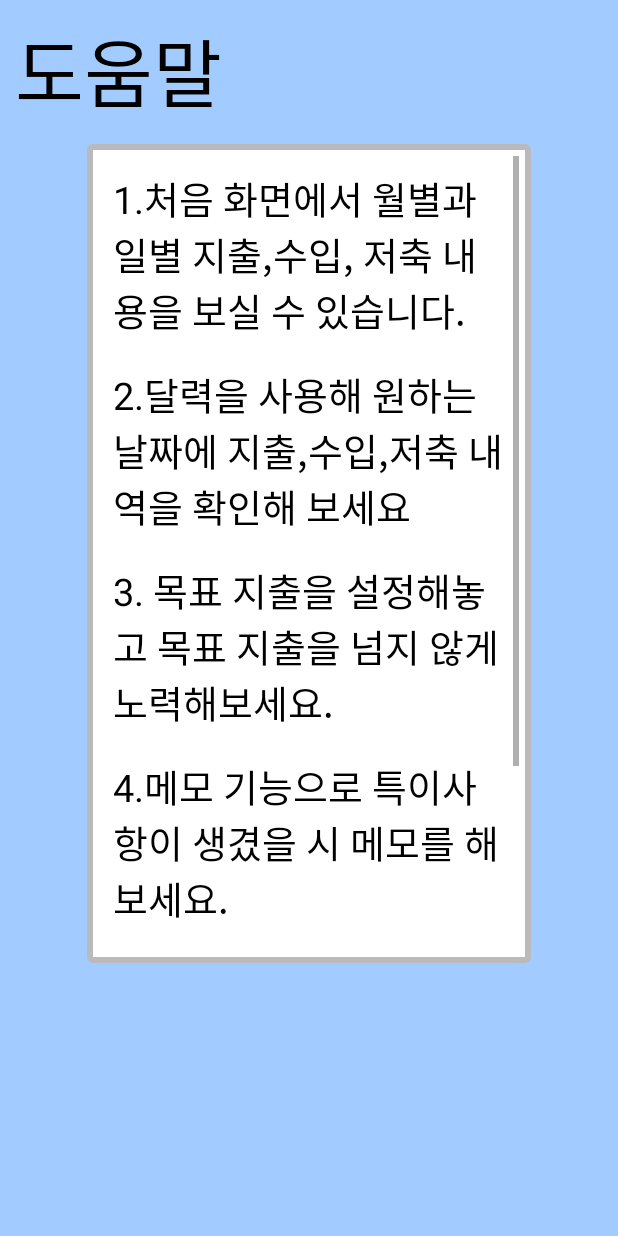
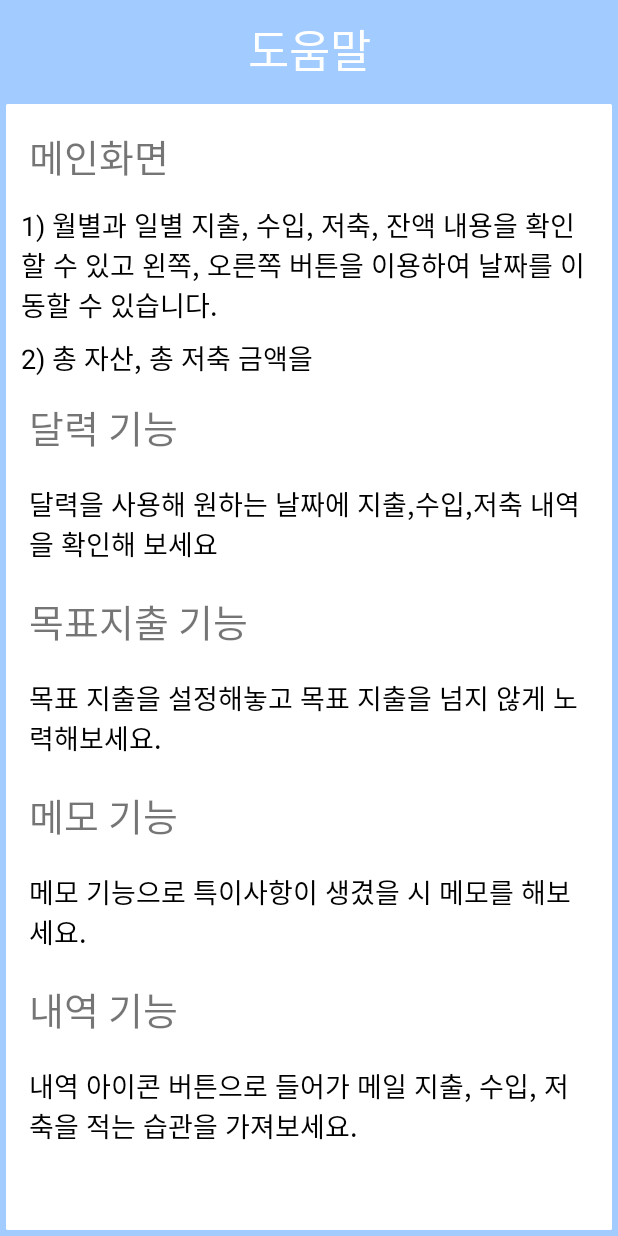
Before and after one commit to tmdngk0314/BlueAccountBook, an Android app: the Information screen opened directly, with no data from a screen before it, on a phone screen of 412 x 824 dp. Run offline under Robolectric (Android 15) with nearby library versions, the light colour scheme and no system bars.

Commit message:
도움말 디자인 수정중

```diff
--- a/app/src/main/res/layout/information.xml
+++ b/app/src/main/res/layout/information.xml
@@ -4,16 +4,17 @@
     android:layout_height="match_parent"
     android:background="#A2CCFF">
     <TextView
-        android:layout_width="wrap_content"
+        android:layout_width="match_parent"
         android:layout_height="wrap_content"
-        android:textColor="#000000"
+        android:textColor="#FFFFFF"
         android:text="도움말"
-        android:textSize="50dp"
+        android:textSize="30dp"
+        android:gravity="center"
         android:layout_margin="10dp"/>
     <LinearLayout
-        android:layout_width="300dp"
-        android:layout_height="550dp"
-        android:background="@drawable/bold2_layout"
+        android:layout_width="match_parent"
+        android:layout_height="match_parent"
+        android:background="@drawable/border_sky"
         android:layout_gravity="center"
         android:padding="10dp">
         <ScrollView
@@ -25,38 +26,75 @@
                 android:layout_height="fill_parent"
                 android:orientation="vertical">
                 <TextView
+                    android:layout_width="match_parent"
+                    android:layout_height="wrap_content"
+                    android:text="메인화면"
+                    android:textSize="25dp"
+                    android:layout_margin="9dp"/>
+                <TextView
                     android:layout_width="wrap_content"
                     android:layout_height="wrap_content"
-                    android:text="1.처음 화면에서 월별과 일별 지출,수입, 저축 내용을 보실 수 있습니다."
+                    android:text="1) 월별과 일별 지출, 수입, 저축, 잔액 내용을 확인할 수 있고 왼쪽, 오른쪽 버튼을 이용하여 날짜를 이동할 수 있습니다."
+                    android:textSize="18dp"
+                    android:layout_margin="4dp"
+                    android:textColor="#000000"/>
+                <TextView
+                    android:layout_width="wrap_content"
+                    android:layout_height="wrap_content"
+                    android:text="2) 총 자산, 총 저축 금액을 "
+                    android:textSize="18dp"
+                    android:layout_margin="4dp"
+                    android:textColor="#000000"/>
+                <TextView
+                    android:layout_width="match_parent"
+                    android:layout_height="wrap_content"
+                    android:text="달력 기능"
                     android:textSize="25dp"
+                    android:layout_margin="9dp"/>
+                <TextView
+                    android:layout_width="wrap_content"
+                    android:layout_height="wrap_content"
+                    android:text="달력을 사용해 원하는 날짜에 지출,수입,저축 내역을 확인해 보세요"
+                    android:textSize="18dp"
+                    android:layout_margin="9dp"
+                    android:textColor="#000000"/>
+                <TextView
+                    android:layout_width="match_parent"
+                    android:layout_height="wrap_content"
+                    android:text="목표지출 기능"
+                    android:textSize="25dp"
+                    android:layout_margin="9dp"/>
+                <TextView
+                    android:layout_width="wrap_content"
+                    android:layout_height="wrap_content"
+                    android:text="목표 지출을 설정해놓고 목표 지출을 넘지 않게 노력해보세요."
+                    android:textSize="18dp"
+                    android:layout_margin="9dp"
+                    android:textColor="#000000"/>
+                <TextView
+                    android:layout_width="match_parent"
+                    android:layout_height="wrap_content"
+                    android:text="메모 기능"
+                    android:textSize="25dp"
+                    android:layout_margin="9dp"/>
+                <TextView
+                    android:layout_width="wrap_content"
+                    android:layout_height="wrap_content"
+                    android:text="메모 기능으로 특이사항이 생겼을 시 메모를 해보세요."
+                    android:textSize="18dp"
                     android:layout_margin="9dp"
                     android:textColor="#000000"/>
                 <TextView
                     android:layout_width="wrap_content"
                     android:layout_height="wrap_content"
-                    android:text="2.달력을 사용해 원하는 날짜에 지출,수입,저축 내역을 확인해 보세요"
+                    android:text="내역 기능"
                     android:textSize="25dp"
-                    android:layout_margin="9dp"
-                    android:textColor="#000000"/>
+                    android:layout_margin="9dp"/>
                 <TextView
                     android:layout_width="wrap_content"
                     android:layout_height="wrap_content"
-                    android:text="3. 목표 지출을 설정해놓고 목표 지출을 넘지 않게 노력해보세요."
-                    android:textSize="25dp"
-                    android:layout_margin="9dp"
-                    android:textColor="#000000"/>
-                <TextView
-                    android:layout_width="wrap_content"
-                    android:layout_height="wrap_content"
-                    android:text="4.메모 기능으로 특이사항이 생겼을 시 메모를 해보세요."
-                    android:textSize="25dp"
-                    android:layout_margin="9dp"
-                    android:textColor="#000000"/>
-                <TextView
-                    android:layout_width="wrap_content"
-                    android:layout_height="wrap_content"
-                    android:text="5.내역 아이콘 버튼으로 들어가 메일 지출, 수입, 저축을 적는 습관을 가져보세요."
-                    android:textSize="25dp"
+                    android:text="내역 아이콘 버튼으로 들어가 메일 지출, 수입, 저축을 적는 습관을 가져보세요."
+                    android:textSize="18dp"
                     android:layout_margin="9dp"
                     android:textColor="#000000"/>
 
```
